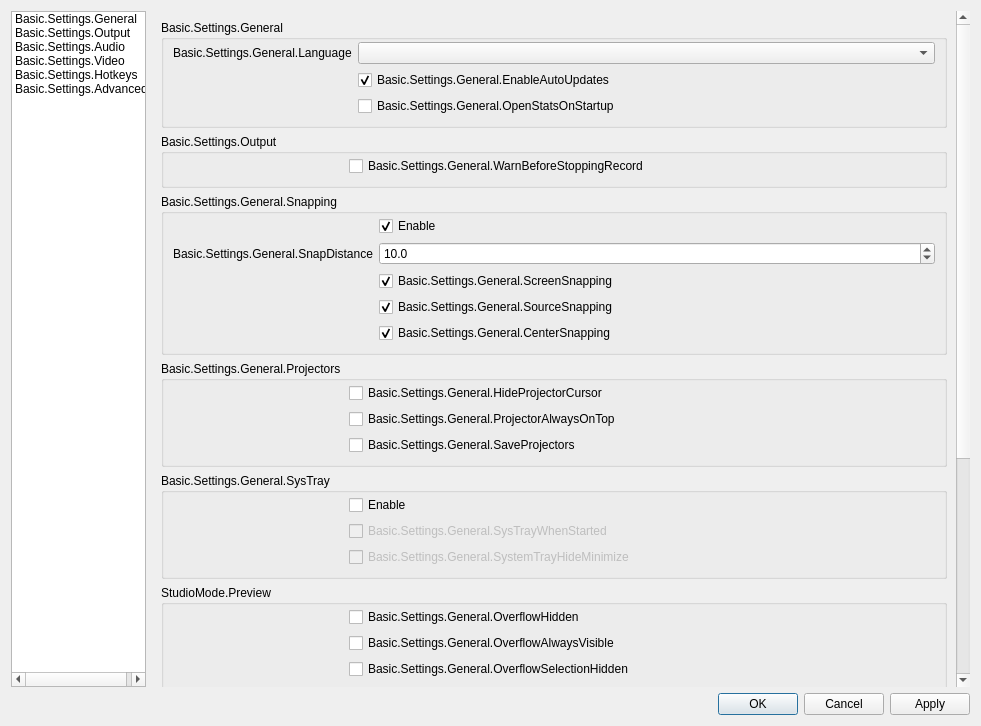
skimotv/SkimoMeetingRecorder, file UI/forms/OBSBasicSettings.ui: the form before one commit.
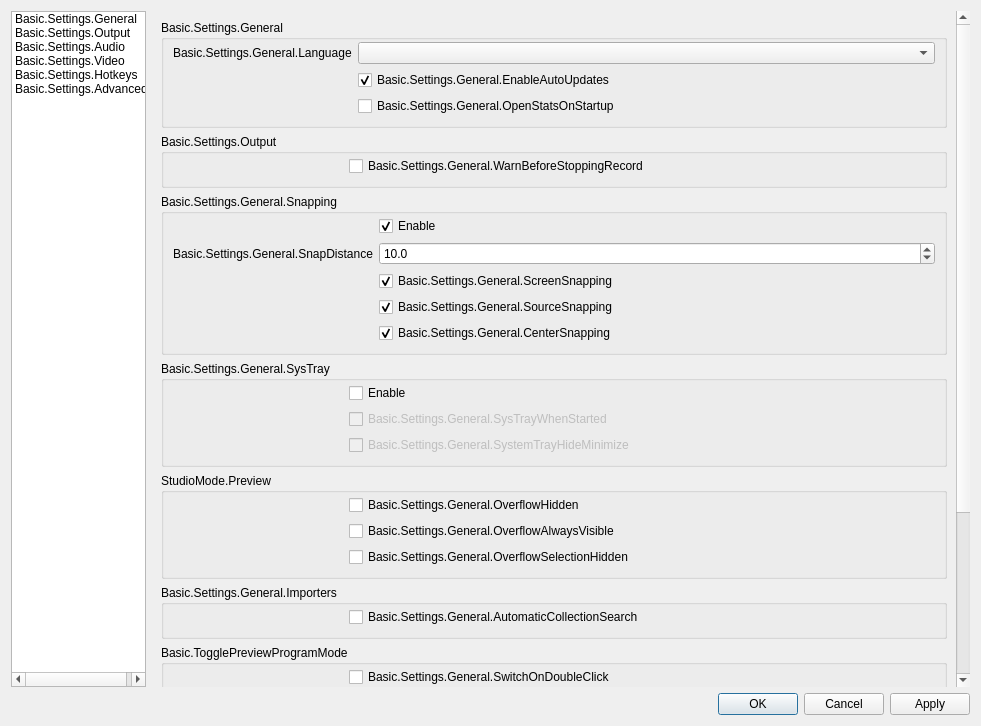
The form after the commit. The open tabs and pages were chosen to show the change. Icons and pictures are not drawn.

Commit message: removed projectors

What changed in the file:
```diff
--- a/UI/forms/OBSBasicSettings.ui
+++ b/UI/forms/OBSBasicSettings.ui
@@ -373,58 +373,6 @@
                   </layout>
                  </widget>
                 </item>
-                <item>
-                 <widget class="QGroupBox" name="groupBox_14">
-                  <property name="title">
-                   <string>Basic.Settings.General.Projectors</string>
-                  </property>
-                  <layout class="QFormLayout" name="formLayout_28">
-                   <property name="fieldGrowthPolicy">
-                    <enum>QFormLayout::AllNonFixedFieldsGrow</enum>
-                   </property>
-                   <property name="topMargin">
-                    <number>2</number>
-                   </property>
-                   <item row="0" column="1">
-                    <widget class="QCheckBox" name="hideProjectorCursor">
-                     <property name="text">
-                      <string>Basic.Settings.General.HideProjectorCursor</string>
-                     </property>
-                    </widget>
-                   </item>
-                   <item row="1" column="1">
-                    <widget class="QCheckBox" name="projectorAlwaysOnTop">
-                     <property name="text">
-                      <string>Basic.Settings.General.ProjectorAlwaysOnTop</string>
-                     </property>
-                    </widget>
-                   </item>
-                   <item row="2" column="1">
-                    <widget class="QCheckBox" name="saveProjectors">
-                     <property name="text">
-                      <string>Basic.Settings.General.SaveProjectors</string>
-                     </property>
-                    </widget>
-                   </item>
-                   <item row="1" column="0">
-                    <spacer name="horizontalSpacer">
-                     <property name="orientation">
-                      <enum>Qt::Horizontal</enum>
-                     </property>
-                     <property name="sizeType">
-                      <enum>QSizePolicy::Fixed</enum>
-                     </property>
-                     <property name="sizeHint" stdset="0">
-                      <size>
-                       <width>170</width>
-                       <height>5</height>
-                      </size>
-                     </property>
-                    </spacer>
-                   </item>
-                  </layout>
-                 </widget>
-                </item>
                 <item>
                  <widget class="QGroupBox" name="groupBox_13">
                   <property name="title">
```
Left out of the diff: 3 changed lines with no effect on the pictures.
